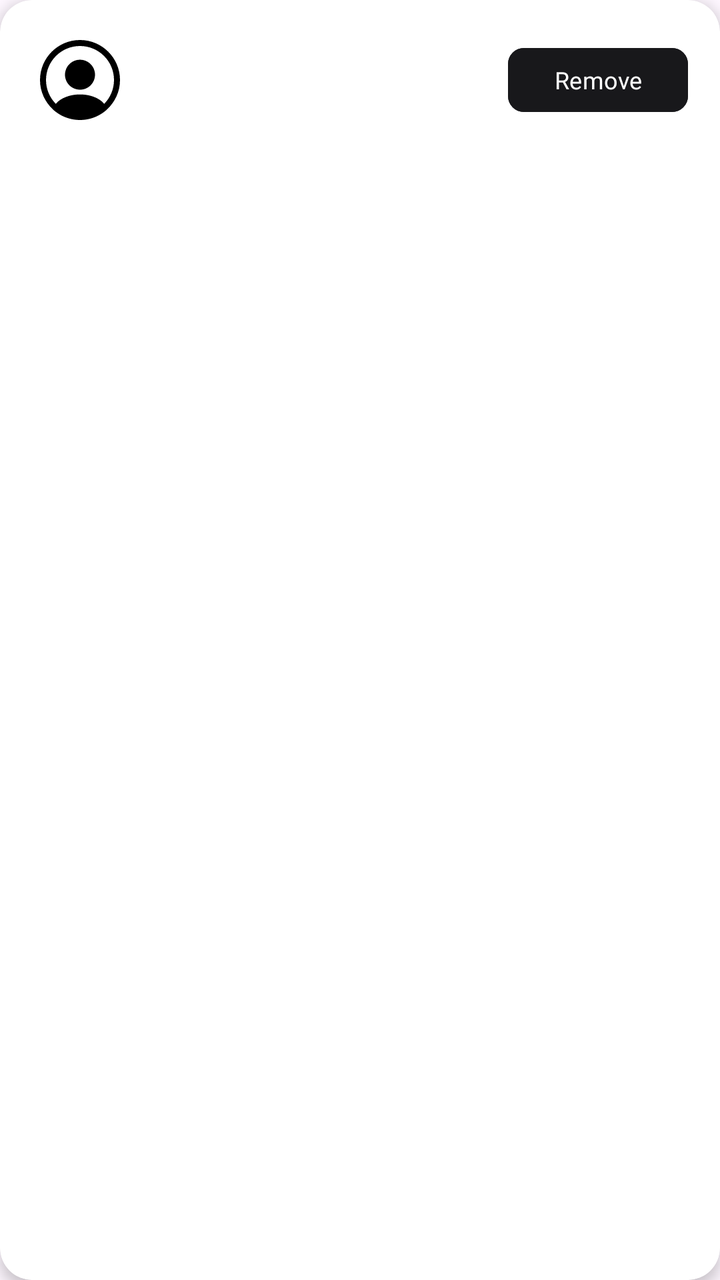
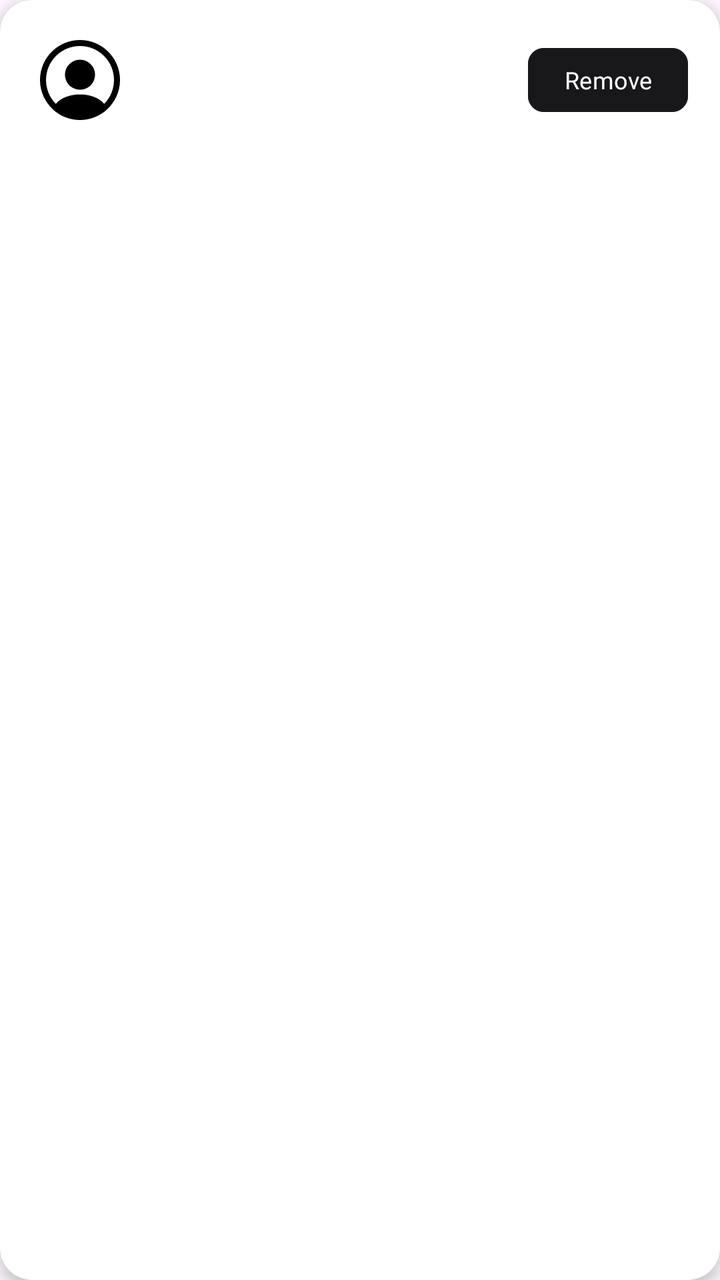

Screens rendered from an Android XML layout before and after an edit, with the pre-edit source and the edit as a unified diff.
<!-- AndroidManifest.xml: application theme Theme.Travel -->
<!-- res/layout/item_friend.xml -->
<?xml version="1.0" encoding="utf-8"?>
<androidx.cardview.widget.CardView
    xmlns:android="http://schemas.android.com/apk/res/android"
    xmlns:app="http://schemas.android.com/apk/res-auto"
    xmlns:tools="http://schemas.android.com/tools"
    android:layout_width="match_parent"
    android:layout_height="wrap_content"
    android:layout_marginHorizontal="12dp"
    android:layout_marginVertical="6dp"
    app:cardCornerRadius="16dp"
    app:cardElevation="4dp"
    app:cardBackgroundColor="@color/white">

    <androidx.constraintlayout.widget.ConstraintLayout
        android:layout_width="match_parent"
        android:layout_height="wrap_content"
        android:padding="16dp">

        <ImageView
            android:id="@+id/profilePicture"
            android:layout_width="48dp"
            android:layout_height="48dp"
            android:scaleType="centerCrop"
            android:src="@drawable/ic_profile"
            app:layout_constraintBottom_toBottomOf="parent"
            app:layout_constraintStart_toStartOf="parent"
            app:layout_constraintTop_toTopOf="parent" />

        <TextView
            android:id="@+id/displayNameText"
            android:layout_width="0dp"
            android:layout_height="wrap_content"
            android:layout_marginStart="8dp"
            android:layout_marginEnd="8dp"
            android:ellipsize="end"
            android:fontFamily="@font/mont_bold"
            android:maxLines="1"
            android:textColor="@color/text_primary"
            android:textSize="16sp"
            app:layout_constraintEnd_toStartOf="@id/actionButton"
            app:layout_constraintStart_toEndOf="@+id/profilePicture"
            app:layout_constraintTop_toTopOf="@+id/profilePicture" />

        <TextView
            android:id="@+id/usernameText"
            android:layout_width="0dp"
            android:layout_height="wrap_content"
            android:layout_marginEnd="8dp"
            android:layout_marginStart="8dp"
            android:ellipsize="end"
            android:fontFamily="@font/mont_regular"
            android:maxLines="1"
            android:textColor="@color/text_secondary"
            android:textSize="12sp"
            app:layout_constraintEnd_toStartOf="@id/actionButton"
            app:layout_constraintStart_toEndOf="@+id/profilePicture"
            app:layout_constraintTop_toBottomOf="@id/displayNameText" />

        <com.google.android.material.button.MaterialButton
            android:id="@+id/actionButton"
            android:layout_width="90dp"
            android:layout_height="40dp"
            android:text="Remove"
            android:textSize="12sp"
            android:textAllCaps="false"
            android:backgroundTint="@color/button_primary"
            android:textColor="@color/button_primary_text"
            android:fontFamily="@font/mont_bold"
            android:minWidth="0dp"
            android:paddingHorizontal="0dp"
            app:cornerRadius="8dp"
            app:layout_constraintEnd_toEndOf="parent"
            app:layout_constraintTop_toTopOf="parent"
            app:layout_constraintBottom_toBottomOf="parent" />

    </androidx.constraintlayout.widget.ConstraintLayout>

</androidx.cardview.widget.CardView>
<!-- resources referenced by this layout -->
<resources>
  <color name="button_primary">#FF18181B</color>
  <color name="button_primary_text">#FFFFFFFF</color>
  <color name="text_primary">#FF18181B</color>
  <color name="text_secondary">#FFA1A1AA</color>
  <color name="white">#FFFFFFFF</color>
  <!-- drawable ic_profile (drawable) -->
  <vector xmlns:android="http://schemas.android.com/apk/res/android"
      android:width="200dp"
      android:height="200dp"
      android:viewportWidth="24"
      android:viewportHeight="24">
    <path
        android:pathData="M22,12C22,6.49 17.51,2 12,2C6.49,2 2,6.49 2,12C2,14.9 3.25,17.51 5.23,19.34C5.23,19.35 5.23,19.35 5.22,19.36C5.32,19.46 5.44,19.54 5.54,19.63C5.6,19.68 5.65,19.73 5.71,19.77C5.89,19.92 6.09,20.06 6.28,20.2C6.35,20.25 6.41,20.29 6.48,20.34C6.67,20.47 6.87,20.59 7.08,20.7C7.15,20.74 7.23,20.79 7.3,20.83C7.5,20.94 7.71,21.04 7.93,21.13C8.01,21.17 8.09,21.21 8.17,21.24C8.39,21.33 8.61,21.41 8.83,21.48C8.91,21.51 8.99,21.54 9.07,21.56C9.31,21.63 9.55,21.69 9.79,21.75C9.86,21.77 9.93,21.79 10.01,21.8C10.29,21.86 10.57,21.9 10.86,21.93C10.9,21.93 10.94,21.94 10.98,21.95C11.32,21.98 11.66,22 12,22C12.34,22 12.68,21.98 13.01,21.95C13.05,21.95 13.09,21.94 13.13,21.93C13.42,21.9 13.7,21.86 13.98,21.8C14.05,21.79 14.12,21.76 14.2,21.75C14.44,21.69 14.69,21.64 14.92,21.56C15,21.53 15.08,21.5 15.16,21.48C15.38,21.4 15.61,21.33 15.82,21.24C15.9,21.21 15.98,21.17 16.06,21.13C16.27,21.04 16.48,20.94 16.69,20.83C16.77,20.79 16.84,20.74 16.91,20.7C17.11,20.58 17.31,20.47 17.51,20.34C17.58,20.3 17.64,20.25 17.71,20.2C17.91,20.06 18.1,19.92 18.28,19.77C18.34,19.72 18.39,19.67 18.45,19.63C18.56,19.54 18.67,19.45 18.77,19.36C18.77,19.35 18.77,19.35 18.76,19.34C20.75,17.51 22,14.9 22,12ZM16.94,16.97C14.23,15.15 9.79,15.15 7.06,16.97C6.62,17.26 6.26,17.6 5.96,17.97C4.44,16.43 3.5,14.32 3.5,12C3.5,7.31 7.31,3.5 12,3.5C16.69,3.5 20.5,7.31 20.5,12C20.5,14.32 19.56,16.43 18.04,17.97C17.75,17.6 17.38,17.26 16.94,16.97Z"
        android:fillColor="#000000"/>
    <path
        android:pathData="M12,6.93C9.93,6.93 8.25,8.61 8.25,10.68C8.25,12.71 9.84,14.36 11.95,14.42C11.98,14.42 12.02,14.42 12.04,14.42C12.06,14.42 12.09,14.42 12.11,14.42C12.12,14.42 12.13,14.42 12.13,14.42C14.15,14.35 15.74,12.71 15.75,10.68C15.75,8.61 14.07,6.93 12,6.93Z"
        android:fillColor="#000000"/>
  </vector>
  <style name="Theme.Travel" parent="Theme.Material3.DayNight.NoActionBar">
          <item name="colorPrimary">#2196F3</item>
          <item name="colorOnPrimary">@android:color/white</item>
      </style>
</resources>

<!-- the commit's change to res/layout/item_friend.xml (unified diff, before → after) -->
@@ -58,7 +58,7 @@
 
         <com.google.android.material.button.MaterialButton
             android:id="@+id/actionButton"
-            android:layout_width="90dp"
+            android:layout_width="80dp"
             android:layout_height="40dp"
             android:text="Remove"
             android:textSize="12sp"
